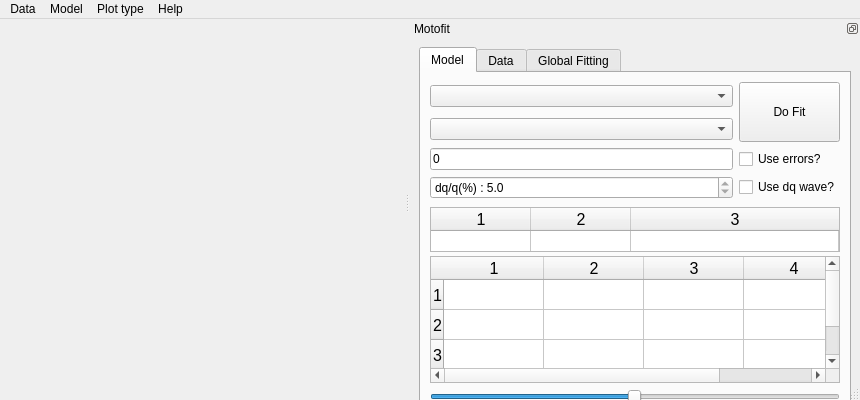
The window that trunk/qt/Motofit.ui (refnx/refnx) describes before a commit, drawn with Qt 5.
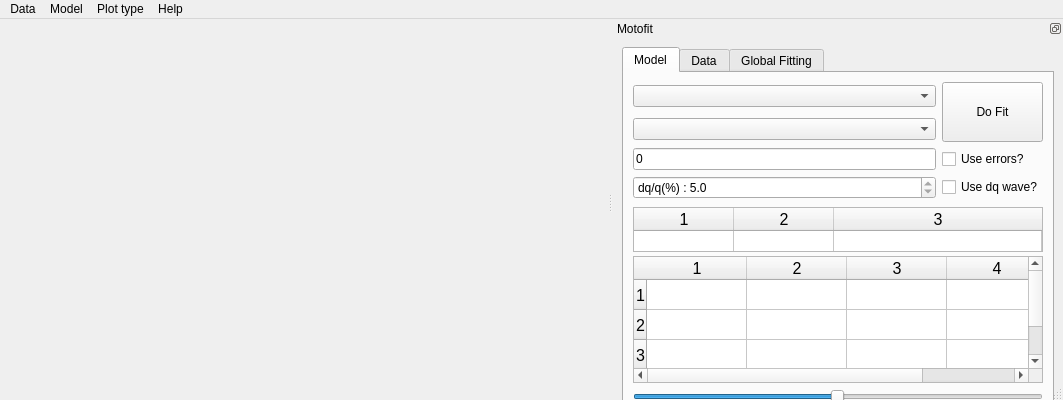
The same window after the commit.

Commit message: adding lots of graphs

The edit to the form file:
```diff
--- a/trunk/qt/Motofit.ui
+++ b/trunk/qt/Motofit.ui
@@ -6,7 +6,7 @@
    <rect>
     <x>0</x>
     <y>0</y>
-    <width>860</width>
+    <width>1063</width>
     <height>400</height>
    </rect>
   </property>
@@ -18,7 +18,7 @@
   </property>
   <property name="minimumSize">
    <size>
-    <width>860</width>
+    <width>1063</width>
     <height>400</height>
    </size>
   </property>
@@ -45,7 +45,7 @@
     <rect>
      <x>0</x>
      <y>0</y>
-     <width>860</width>
+     <width>1063</width>
      <height>22</height>
     </rect>
    </property>
```
The commit also changes 2 other files.
